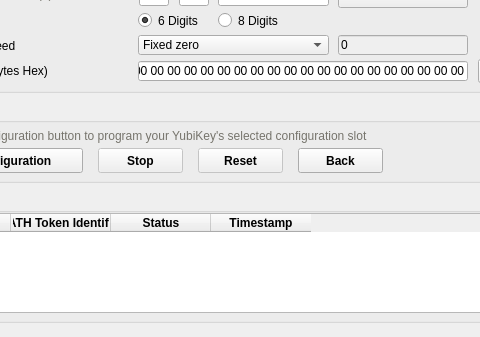
Qt form src/ui/oathpage.ui (Yubico/yubikey-personalization-gui) before a commit; both pictures show x 112 to 592 and y 313 to 650 of the 730 by 650 pixel window.
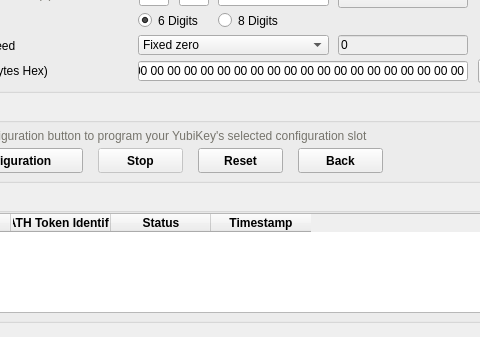
The same form after that commit. Icons and pictures are not drawn.

Commit message: let the reset button be enabled

Patch:
```diff
--- a/src/ui/oathpage.ui
+++ b/src/ui/oathpage.ui
@@ -1850,7 +1850,7 @@
     </widget>
     <widget class="QPushButton" name="advResetBtn">
      <property name="enabled">
-      <bool>false</bool>
+      <bool>true</bool>
      </property>
      <property name="geometry">
       <rect>
```
The commit also changes 1 other file.
